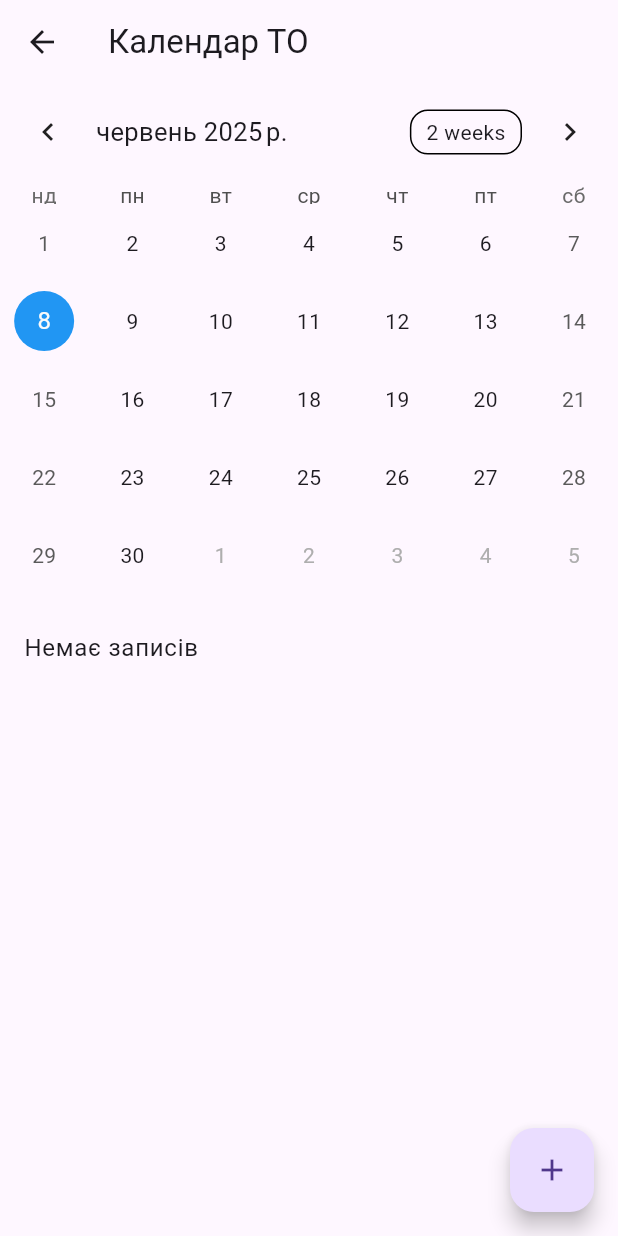
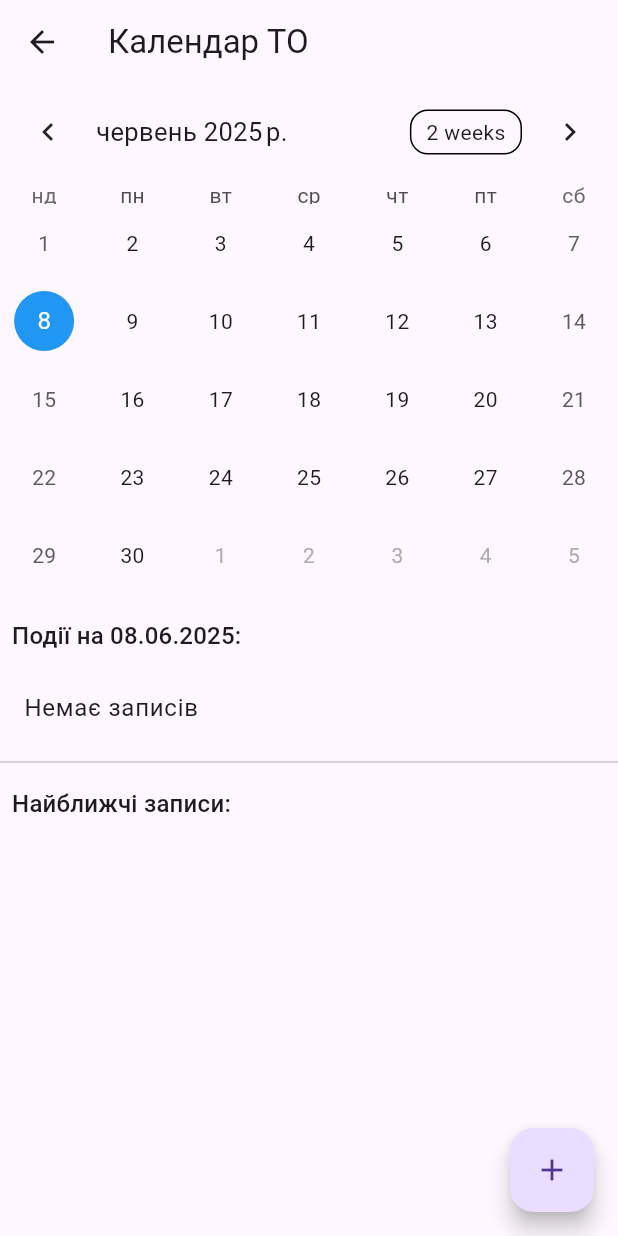
Before and after one commit to Brominator-1/asa, a Flutter app: the MaintenanceCalendar screen opened directly, on a phone screen of 412 x 824 dp. Run offline on Flutter 3.47's test engine with Material 3 defaults, Android fonts, the phone set to English and light mode, and no system bars; drawn by our look-alikes of table_calendar; our stand-ins replace google_maps_flutter, image_picker, shared_preferences; missing offline and left inert: rebi_vin_decoder; accounts and stored records are empty.

Commit message:
дрібні правки в календарі

```diff
--- a/lib/screens/maintenance_calendar.dart
+++ b/lib/screens/maintenance_calendar.dart
@@ -203,15 +203,41 @@ class _MaintenanceCalendarState extends State<MaintenanceCalendar> {
                 color: Colors.orange,
                 shape: BoxShape.circle,
               ),
+              markerDecoration: BoxDecoration(
+                color: Colors.redAccent,
+                shape: BoxShape.circle,
+              ),
+              markersMaxCount: 1,
             ),
           ),
           const SizedBox(height: 8.0),
           Expanded(
-            child: ListView(
-              children: _events[_selectedDay]?.map((event) => ListTile(
-                title: Text(event),
-              )).toList() ?? [
-                const ListTile(title: Text('Немає записів')),
+            child: Column(
+              crossAxisAlignment: CrossAxisAlignment.start,
+              children: [
+                Padding(
+                  padding: const EdgeInsets.all(8.0),
+                  child: Text(
+                    'Події на ${DateFormat('dd.MM.yyyy').format(_selectedDay)}:',
+                    style: Theme.of(context).textTheme.titleMedium,
+                  ),
+                ),
+                ...(_events[_selectedDay]?.map((event) => ListTile(title: Text(event))) ?? [
+                  const ListTile(title: Text('Немає записів')),
+                ]),
+                const Divider(),
+                Padding(
+                  padding: const EdgeInsets.all(8.0),
+                  child: Text(
+                    'Найближчі записи:',
+                    style: Theme.of(context).textTheme.titleMedium,
+                  ),
+                ),
+                Expanded(
+                  child: ListView(
+                    children: _getUpcomingEvents(),
+                  ),
+                ),
               ],
             ),
           ),
@@ -223,4 +249,23 @@ class _MaintenanceCalendarState extends State<MaintenanceCalendar> {
       ),
     );
   }
+
+  List<Widget> _getUpcomingEvents() {
+    final now = DateTime.now();
+    final upcoming = _events.entries
+        .where((entry) => entry.key.isAfter(now))
+        .toList()
+      ..sort((a, b) => a.key.compareTo(b.key));
+
+    return upcoming.take(5).expand((entry) {
+      return entry.value.map((event) {
+        return ListTile(
+          leading: Icon(Icons.event),
+          title: Text(event),
+          subtitle: Text(DateFormat('dd.MM.yyyy').format(entry.key)),
+        );
+      });
+    }).toList();
+  }
+
 }
```
